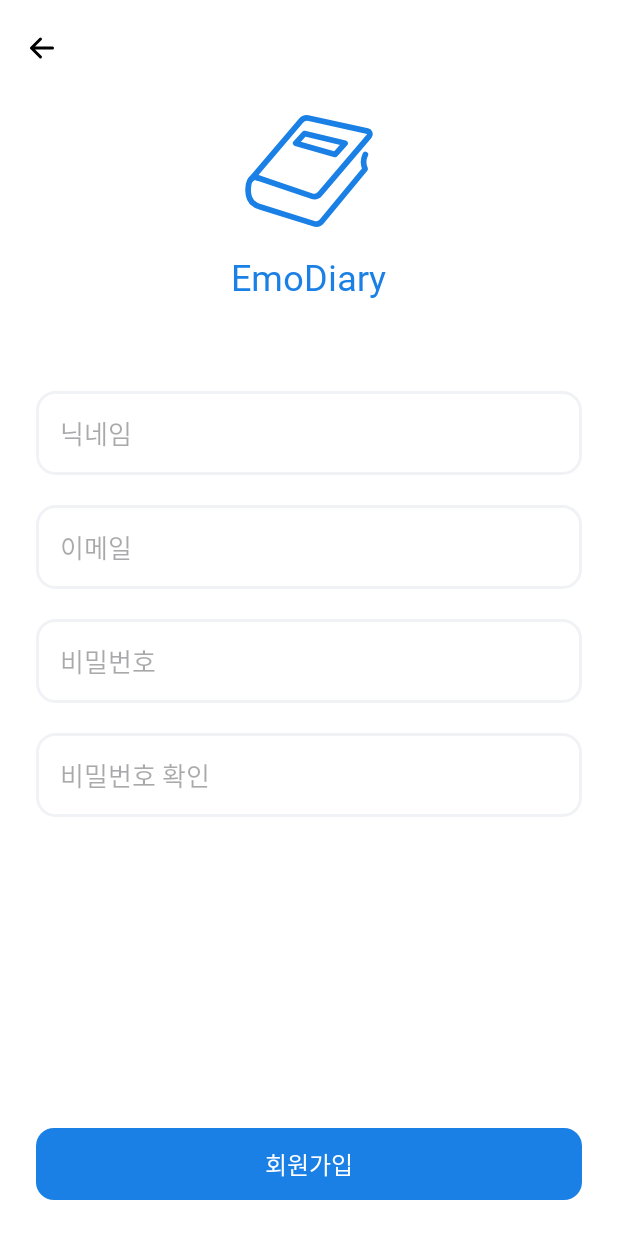
After one commit to caadiq/emodiary-android-app, an Android app: the SignUpActivity screen opened directly, with no data from a screen before it, on a phone screen of 412 x 824 dp. The commit adds this screen. Run offline under Robolectric (Android 15) with nearby library versions, the phone set to English and light mode, and no system bars.

Commit message:
회원가입 화면 추가

```diff
--- a/app/src/main/AndroidManifest.xml
+++ b/app/src/main/AndroidManifest.xml
@@ -14,7 +14,7 @@
         android:theme="@style/Theme.EmoDiary"
         tools:targetApi="31">
         <activity
-            android:name=".view.SignInActivity"
+            android:name=".view.view.SignInActivity"
             android:exported="true">
             <intent-filter>
                 <action android:name="android.intent.action.MAIN" />
@@ -22,7 +22,8 @@
                 <category android:name="android.intent.category.LAUNCHER" />
             </intent-filter>
         </activity>
-        <activity android:name=".view.MainActivity" />
+        <activity android:name=".view.view.MainActivity" />
+        <activity android:name=".view.view.SignUpActivity" />
     </application>
 
 </manifest>
--- a/app/src/main/java/com/toy/project/emodiary/view/SignInActivity.kt
+++ /dev/null
@@ -1,23 +0,0 @@
-package com.toy.project.emodiary.view
-
-import android.content.Intent
-import android.os.Bundle
-import androidx.appcompat.app.AppCompatActivity
-import com.toy.project.emodiary.databinding.ActivitySigninBinding
-
-class SignInActivity : AppCompatActivity() {
-    private val binding by lazy { ActivitySigninBinding.inflate(layoutInflater) }
-
-    override fun onCreate(savedInstanceState: Bundle?) {
-        super.onCreate(savedInstanceState)
-        setContentView(binding.root)
-
-        setupView()
-    }
-
-    private fun setupView() {
-        binding.btnSignIn.setOnClickListener {
-            startActivity(Intent(this, MainActivity::class.java))
-        }
-    }
-}
--- a/app/src/main/java/com/toy/project/emodiary/view/MainActivity.kt
+++ b/app/src/main/java/com/toy/project/emodiary/view/view/MainActivity.kt
@@ -1,4 +1,4 @@
-package com.toy.project.emodiary.view
+package com.toy.project.emodiary.view.view
 
 import android.os.Bundle
 import androidx.appcompat.app.AppCompatActivity
--- /dev/null
+++ b/app/src/main/java/com/toy/project/emodiary/view/view/SignInActivity.kt
@@ -0,0 +1,36 @@
+package com.toy.project.emodiary.view.view
+
+import android.app.Activity
+import android.content.Intent
+import android.os.Bundle
+import androidx.activity.result.contract.ActivityResultContracts
+import androidx.appcompat.app.AppCompatActivity
+import com.toy.project.emodiary.databinding.ActivitySigninBinding
+
+class SignInActivity : AppCompatActivity() {
+    private val binding by lazy { ActivitySigninBinding.inflate(layoutInflater) }
+
+    private val startForRegisterResult = registerForActivityResult(ActivityResultContracts.StartActivityForResult()) { result ->
+        if (result.resultCode == Activity.RESULT_OK) {
+            startActivity(Intent(this, MainActivity::class.java)).also { finish() }
+        }
+    }
+
+    override fun onCreate(savedInstanceState: Bundle?) {
+        super.onCreate(savedInstanceState)
+        setContentView(binding.root)
+
+        setupView()
+    }
+
+    private fun setupView() {
+        binding.btnSignIn.setOnClickListener {
+            startActivity(Intent(this, MainActivity::class.java)).also { finish() }
+        }
+
+        binding.btnSignUp.setOnClickListener {
+            val intent = Intent(this, SignUpActivity::class.java)
+            startForRegisterResult.launch(intent)
+        }
+    }
+}
--- /dev/null
+++ b/app/src/main/java/com/toy/project/emodiary/view/view/SignUpActivity.kt
@@ -0,0 +1,30 @@
+package com.toy.project.emodiary.view.view
+
+import android.os.Bundle
+import androidx.appcompat.app.AppCompatActivity
+import com.toy.project.emodiary.databinding.ActivitySignupBinding
+
+class SignUpActivity : AppCompatActivity() {
+    private val binding by lazy { ActivitySignupBinding.inflate(layoutInflater) }
+
+    override fun onCreate(savedInstanceState: Bundle?) {
+        super.onCreate(savedInstanceState)
+        setContentView(binding.root)
+
+        setupToolbar()
+        setupView()
+    }
+
+    private fun setupToolbar() {
+        setSupportActionBar(binding.toolbar)
+        supportActionBar?.setDisplayShowTitleEnabled(false)
+        supportActionBar?.setDisplayHomeAsUpEnabled(true)
+        binding.toolbar.setNavigationOnClickListener { finish() }
+    }
+
+    private fun setupView() {
+        binding.btnSignUp.setOnClickListener {
+            setResult(RESULT_OK).also { finish() }
+        }
+    }
+}
--- /dev/null
+++ b/app/src/main/res/drawable/icon_arrow_left.xml
@@ -0,0 +1,5 @@
+<vector xmlns:android="http://schemas.android.com/apk/res/android" android:height="24dp" android:viewportHeight="24" android:viewportWidth="24" android:width="24dp">
+
+    <path android:fillColor="#00000000" android:pathData="M5,12H19M5,12L11,6M5,12L11,18" android:strokeColor="#000000" android:strokeLineCap="round" android:strokeLineJoin="round" android:strokeWidth="2"/>
+
+</vector>
--- /dev/null
+++ b/app/src/main/res/drawable/rectangle_light_blue_gray_rounded_12dp_outlined_2dp.xml
@@ -0,0 +1,5 @@
+<?xml version="1.0" encoding="utf-8"?>
+<shape xmlns:android="http://schemas.android.com/apk/res/android" android:shape="rectangle">
+    <corners android:radius="12dp" />
+    <stroke android:color="@color/light_blue_gray" android:width="2dp" />
+</shape>
--- /dev/null
+++ b/app/src/main/res/layout/activity_signup.xml
@@ -0,0 +1,121 @@
+<?xml version="1.0" encoding="utf-8"?>
+<androidx.constraintlayout.widget.ConstraintLayout xmlns:android="http://schemas.android.com/apk/res/android"
+    xmlns:app="http://schemas.android.com/apk/res-auto"
+    android:layout_width="match_parent"
+    android:layout_height="match_parent">
+
+    <androidx.appcompat.widget.Toolbar
+        android:id="@+id/toolbar"
+        android:layout_width="0dp"
+        android:layout_height="?attr/actionBarSize"
+        app:layout_constraintEnd_toEndOf="parent"
+        app:layout_constraintStart_toStartOf="parent"
+        app:layout_constraintTop_toTopOf="parent" />
+
+    <androidx.appcompat.widget.AppCompatImageView
+        android:id="@+id/imgApp"
+        android:layout_width="100dp"
+        android:layout_height="100dp"
+        app:layout_constraintEnd_toEndOf="parent"
+        app:layout_constraintStart_toStartOf="parent"
+        app:layout_constraintTop_toBottomOf="@+id/toolbar"
+        app:srcCompat="@drawable/icon_app" />
+
+    <androidx.appcompat.widget.AppCompatTextView
+        android:id="@+id/txtApp"
+        android:layout_width="wrap_content"
+        android:layout_height="wrap_content"
+        android:layout_marginTop="4dp"
+        android:fontFamily="@font/nanum_square_round_extra_bold"
+        android:text="@string/app_name"
+        android:textColor="@color/colorPrimary"
+        android:textSize="24sp"
+        app:layout_constraintEnd_toEndOf="@+id/imgApp"
+        app:layout_constraintStart_toStartOf="@+id/imgApp"
+        app:layout_constraintTop_toBottomOf="@+id/imgApp" />
+
+    <com.google.android.material.textfield.TextInputEditText
+        android:id="@+id/editNickname"
+        android:layout_width="0dp"
+        android:layout_height="56dp"
+        android:layout_marginHorizontal="24dp"
+        android:layout_marginTop="60dp"
+        android:background="@drawable/rectangle_light_blue_gray_rounded_12dp_outlined_2dp"
+        android:fontFamily="@font/nanum_square_neo_bold"
+        android:hint="닉네임"
+        android:inputType="text"
+        android:paddingHorizontal="16dp"
+        android:textColor="@color/blue_gray"
+        android:textSize="17sp"
+        app:layout_constraintEnd_toEndOf="parent"
+        app:layout_constraintStart_toStartOf="parent"
+        app:layout_constraintTop_toBottomOf="@+id/txtApp" />
+
+    <com.google.android.material.textfield.TextInputEditText
+        android:id="@+id/editEmail"
+        android:layout_width="0dp"
+        android:layout_height="56dp"
+        android:layout_marginHorizontal="24dp"
+        android:layout_marginTop="20dp"
+        android:background="@drawable/rectangle_light_blue_gray_rounded_12dp_outlined_2dp"
+        android:fontFamily="@font/nanum_square_neo_bold"
+        android:hint="이메일"
+        android:inputType="textEmailAddress"
+        android:paddingHorizontal="16dp"
+        android:textColor="@color/blue_gray"
+        android:textSize="17sp"
+        app:layout_constraintEnd_toEndOf="parent"
+        app:layout_constraintStart_toStartOf="parent"
+        app:layout_constraintTop_toBottomOf="@+id/editNickname" />
+
+    <com.google.android.material.textfield.TextInputEditText
+        android:id="@+id/editPassword"
+        android:layout_width="0dp"
+        android:layout_height="56dp"
+        android:layout_marginHorizontal="24dp"
+        android:layout_marginTop="20dp"
+        android:background="@drawable/rectangle_light_blue_gray_rounded_12dp_outlined_2dp"
+        android:fontFamily="@font/nanum_square_neo_bold"
+        android:hint="비밀번호"
+        android:inputType="text"
+        android:paddingHorizontal="16dp"
+        android:textColor="@color/blue_gray"
+        android:textSize="17sp"
+        app:layout_constraintEnd_toEndOf="parent"
+        app:layout_constraintStart_toStartOf="parent"
+        app:layout_constraintTop_toBottomOf="@+id/editEmail" />
+
+    <com.google.android.material.textfield.TextInputEditText
+        android:id="@+id/editPasswordConfirm"
+        android:layout_width="0dp"
+        android:layout_height="56dp"
+        android:layout_marginHorizontal="24dp"
+        android:layout_marginTop="20dp"
+        android:background="@drawable/rectangle_light_blue_gray_rounded_12dp_outlined_2dp"
+        android:fontFamily="@font/nanum_square_neo_bold"
+        android:hint="비밀번호 확인"
+        android:inputType="text"
+        android:paddingHorizontal="16dp"
+        android:textColor="@color/blue_gray"
+        android:textSize="17sp"
+        app:layout_constraintEnd_toEndOf="parent"
+        app:layout_constraintStart_toStartOf="parent"
+        app:layout_constraintTop_toBottomOf="@+id/editPassword" />
+
+    <androidx.appcompat.widget.AppCompatButton
+        android:id="@+id/btnSignUp"
+        android:layout_width="0dp"
+        android:layout_height="48dp"
+        android:layout_marginHorizontal="24dp"
+        android:layout_marginBottom="24dp"
+        android:background="@drawable/rectangle_primary_rounded_12dp_ripple"
+        android:fontFamily="@font/nanum_square_neo_bold"
+        android:stateListAnimator="@null"
+        android:text="회원가입"
+        android:textColor="@color/white"
+        android:textSize="16sp"
+        app:layout_constraintBottom_toBottomOf="parent"
+        app:layout_constraintEnd_toEndOf="parent"
+        app:layout_constraintStart_toStartOf="parent" />
+
+</androidx.constraintlayout.widget.ConstraintLayout>
--- a/app/src/main/res/values/themes.xml
+++ b/app/src/main/res/values/themes.xml
@@ -13,6 +13,7 @@
         <item name="android:windowLightStatusBar">true</item>
         <item name="elevationOverlayEnabled">false</item>
         <item name="android:statusBarColor">@color/white</item>
+        <item name="homeAsUpIndicator">@drawable/icon_arrow_left</item>
     </style>
 
     <style name="Theme.EmoDiary" parent="Base.Theme.EmoDiary" />
```
